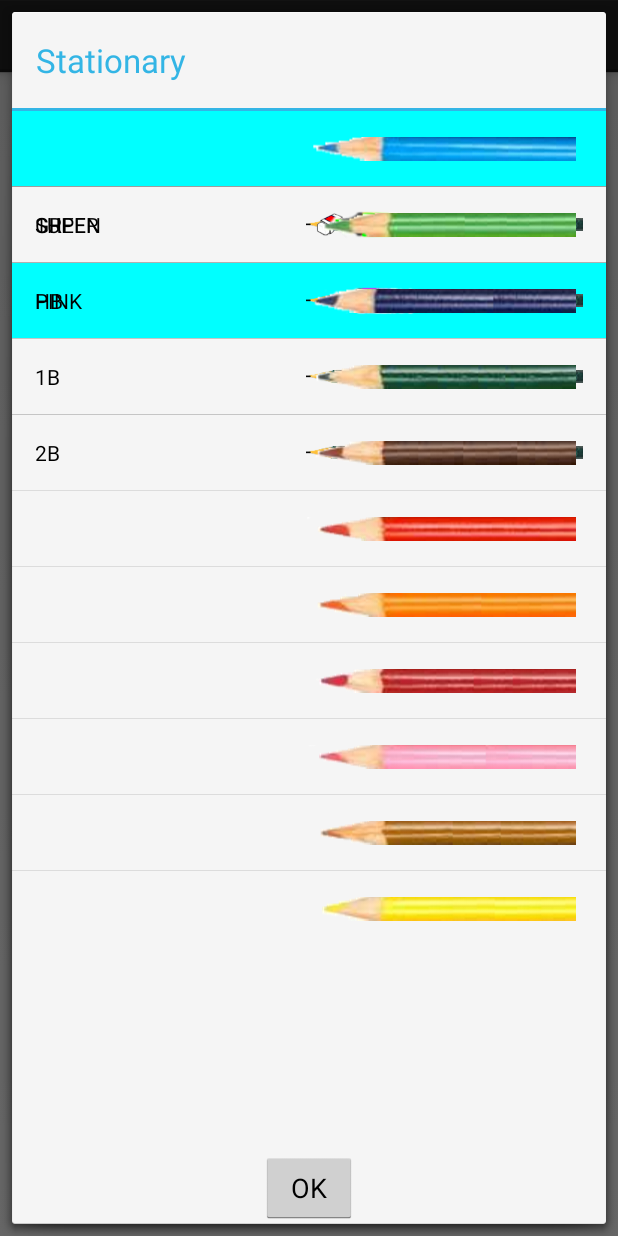
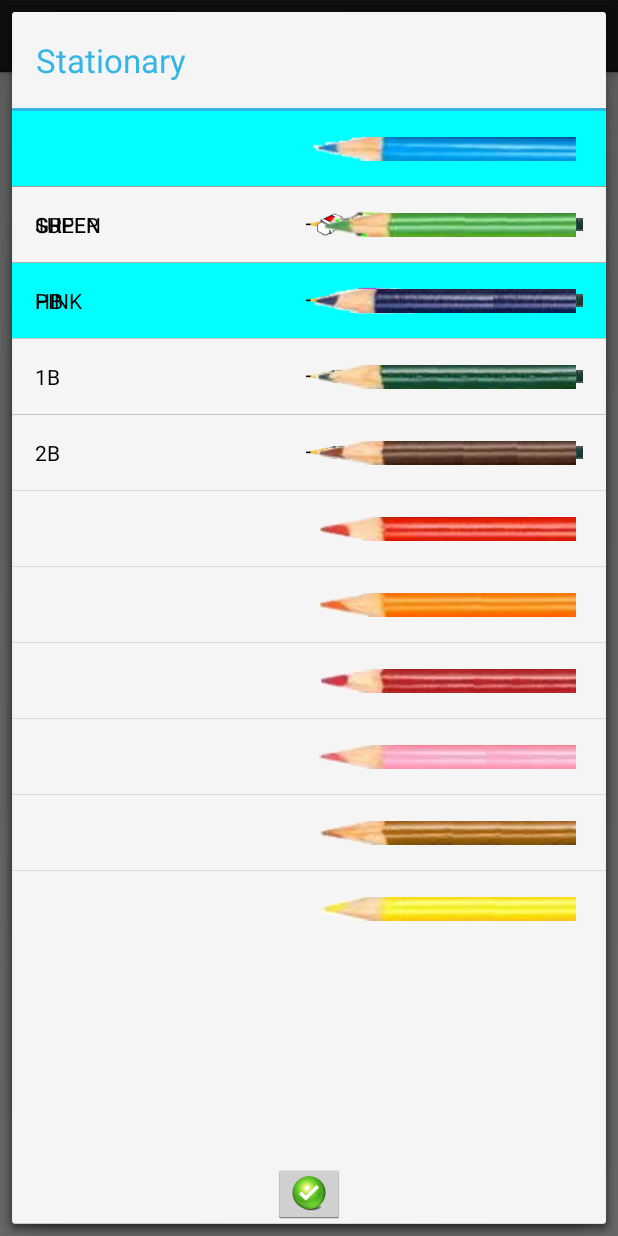
Before and after one commit to panaimin2012/PDFMarker, an Android app: the PageActivity screen opened directly, with no data from a screen before it, after a tap on "Mode", on a phone screen of 412 x 824 dp. Run offline under Robolectric (Android 15) with nearby library versions, the light colour scheme and no system bars; 8 statements that could not run were skipped.

Commit message:
stationary dialog ok button use image

```diff
--- a/app/src/main/res/layout/d_stationary.xml
+++ b/app/src/main/res/layout/d_stationary.xml
@@ -3,13 +3,14 @@
     android:layout_width="match_parent"
     android:layout_height="match_parent" >
 
-    <Button
+    <ImageButton
         android:layout_width="wrap_content"
         android:layout_height="wrap_content"
-        android:text="@string/license_ok"
         android:id="@+id/btn_ok"
         android:layout_alignParentBottom="true"
         android:layout_alignParentRight="false"
+        android:layout_alignParentEnd="false"
+        android:src="@drawable/select"
         android:layout_centerHorizontal="true"/>
 
     <TabHost
```
Also changed, not shown: app/src/main/java/panaimin/pdfmarker/RecentlyUsedActivity.java (+5 -14 lines), app/src/main/res/drawable-hdpi/select.png (added), app/src/main/res/drawable-mdpi/select.png (added), app/src/main/res/drawable-xhdpi/select.png (added), app/src/main/res/drawable-xxhdpi/select.png (added).
